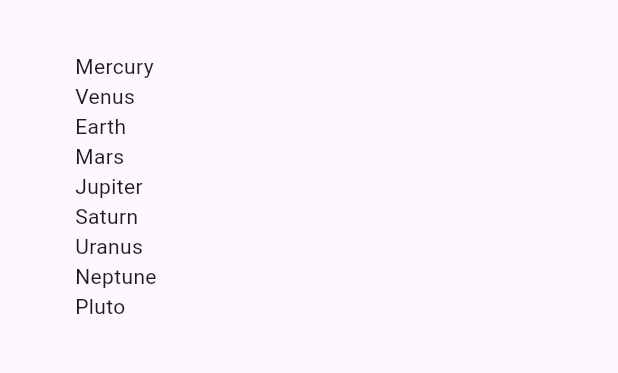
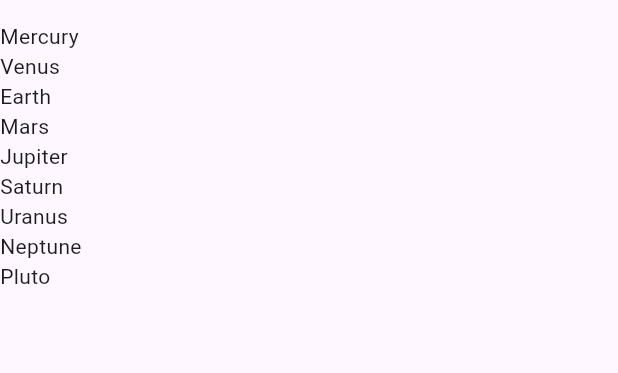
Before and after one commit to Chocoveloper/choco_planets, a Flutter app: the screen it shows after launch, on a phone screen of 412 x 824 dp, the part 63-436 px from its top. Run offline on Flutter 3.47's test engine with Material 3 defaults, Android fonts, the phone set to English and light mode, and no system bars.

Commit message:
v1.1.0: listado de planetas con ListView.builder

```diff
--- a/lib/main.dart
+++ b/lib/main.dart
@@ -3,6 +3,18 @@ import 'package:flutter/material.dart';
 void main() => runApp(const MyApp());
 
 class MyApp extends StatelessWidget {
+  static final List<String> planets = [
+    'Mercury',
+    'Venus',
+    'Earth',
+    'Mars',
+    'Jupiter',
+    'Saturn',
+    'Uranus',
+    'Neptune',
+    'Pluto',
+  ];
+
   const MyApp({super.key});
 
   @override
@@ -11,23 +23,13 @@ class MyApp extends StatelessWidget {
       debugShowCheckedModeBanner: false,
       title: 'Choco Planets',
       home: Scaffold(
-        appBar: AppBar(
-          centerTitle: true,
-          title: const Text('Choco Planets')),
+        appBar: AppBar(centerTitle: true, title: const Text('Choco Planets')),
         body: Center(
-          child: ListView(
-            padding: EdgeInsets.symmetric(horizontal: 50.0, vertical: 20.0),
-            children: [
-              Text('Mercury'),
-              Text('Venus'),
-              Text('Earth'),
-              Text('Mars'),
-              Text('Jupiter'),
-              Text('Saturn'),
-              Text('Uranus'),
-              Text('Neptune'),
-              Text('Pluto'),
-            ],
+          child: ListView.builder(
+            itemCount: planets.length,
+            itemBuilder: (context, index){
+              return Text(planets[index]);
+            },
           ),
         ),
       ),
```
